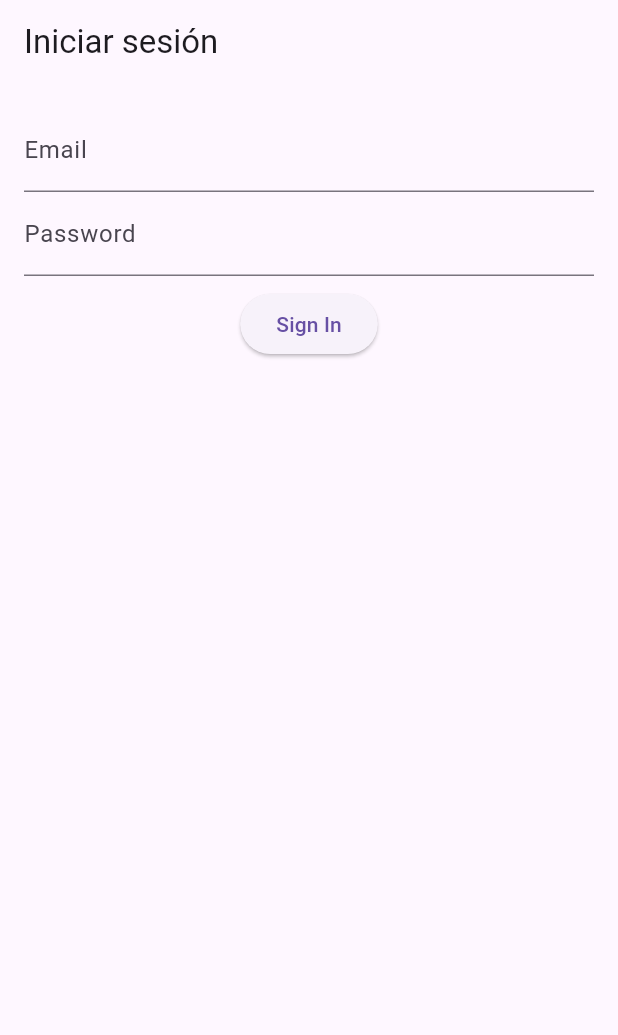
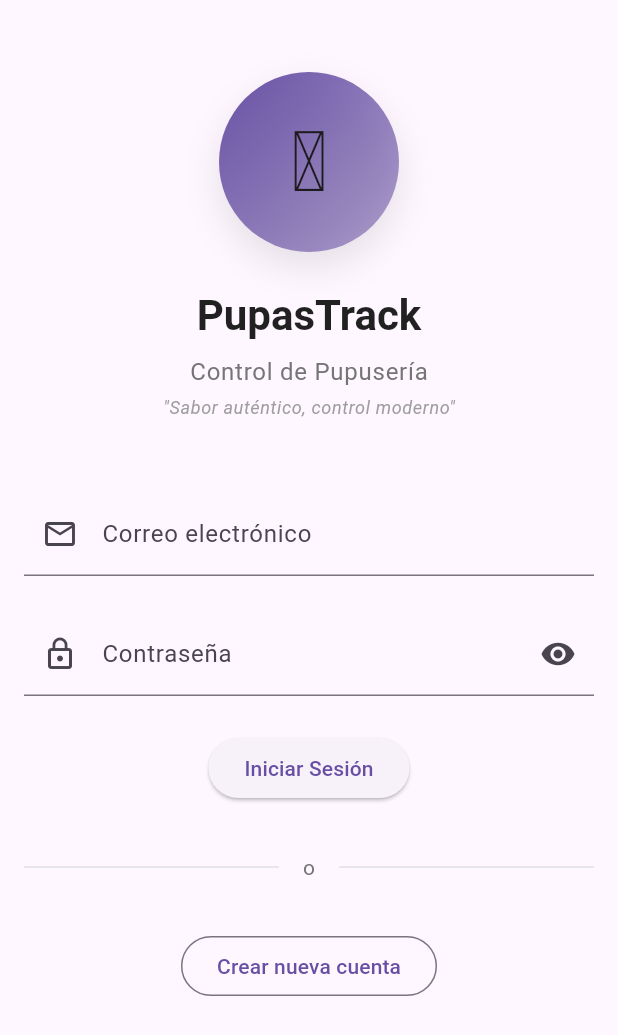
Before and after one commit to BrandonC2003/PupusasTrack, a Flutter app: the screen it shows after launch, on a phone screen of 412 x 824 dp. Shown: the top 1035 px of the screen. Run offline on Flutter 3.47's test engine with Material 3 defaults, Android fonts, the light colour scheme and no system bars; our stand-ins replace equatable, firebase_auth, firebase_core, flutter_bloc, get_it, go_router; accounts and stored records are empty.

Commit message:
Estilos a la pantalla de inicio de sesion

```diff
--- /dev/null
+++ b/lib/app_router.dart
@@ -0,0 +1,21 @@
+import 'package:go_router/go_router.dart';
+import 'features/auth/presentation/screens/sign_in_screen.dart';
+import 'features/auth/presentation/screens/sign_up_screen.dart';
+
+class AppRouter {
+  static final router = GoRouter(
+    initialLocation: '/sign-in',
+    routes: [
+      GoRoute(
+        path: '/sign-in',
+        name: 'signIn',
+        builder: (context, state) => const SignInScreen(),
+      ),
+      GoRoute(
+        path: '/sign-up',
+        name: 'signUp',
+        builder: (context, state) => const SignUpScreen(),
+      )
+    ],
+  );
+}
--- a/lib/features/auth/presentation/blocs/sign_in/sign_in_bloc.dart
+++ b/lib/features/auth/presentation/blocs/sign_in/sign_in_bloc.dart
@@ -54,6 +54,10 @@ class SignInBloc extends Bloc<SignInEvent, SignInState> {
       );
     });
 
+    on<ToggleObscurePassword>((event, emit) {
+      emit(state.copyWith(obscurePassword: !state.obscurePassword));
+    });
+
     on<SignInSubmitted>((event, emit) async {
       if (!(state.emailStatus == EmailStatus.valid) ||
           !(state.passwordStatus == PasswordStatus.valid)) {
--- a/lib/features/auth/presentation/blocs/sign_in/sign_in_event.dart
+++ b/lib/features/auth/presentation/blocs/sign_in/sign_in_event.dart
@@ -9,4 +9,5 @@ class EmailChanged extends SignInEvent {
   String email;
   EmailChanged(this.email);
 }
+class ToggleObscurePassword extends SignInEvent {}
 class SignInSubmitted extends SignInEvent {}
--- a/lib/features/auth/presentation/blocs/sign_in/sign_in_state.dart
+++ b/lib/features/auth/presentation/blocs/sign_in/sign_in_state.dart
@@ -5,39 +5,47 @@ import '../password_status.dart';
 class SignInState {
   final String? email;
   final String? password;
+  final bool obscurePassword;
   final String? emailMessage;
   final String? passwordMessage;
   final EmailStatus emailStatus;
   final PasswordStatus passwordStatus;
   final FormStatus formStatus;
+  final String? formMessage;
 
   const SignInState({
     this.email,
     this.password,
+    this.obscurePassword = true,
     this.emailMessage,
     this.passwordMessage,
     this.emailStatus = EmailStatus.unknown,
     this.passwordStatus = PasswordStatus.unknown,
     this.formStatus = FormStatus.initial,
+    this.formMessage,
   });
 
   SignInState copyWith({
     String? email,
     String? password,
+    bool obscurePassword = true,
     String? emailMessage,
     String? passwordMessage,
     EmailStatus? emailStatus,
     PasswordStatus? passwordStatus,
     FormStatus? formStatus,
+    String? formMessage,
   }) {
     return SignInState(
       email: email ?? this.email,
       password: password ?? this.password,
+      obscurePassword: obscurePassword,
       emailMessage: emailMessage ?? this.emailMessage,
       passwordMessage: passwordMessage ?? this.passwordMessage,
       emailStatus: emailStatus ?? this.emailStatus,
       passwordStatus: passwordStatus ?? this.passwordStatus,
       formStatus: formStatus ?? this.formStatus,
+      formMessage: formMessage ?? this.formMessage,
     );
   }
 }
--- a/lib/features/auth/presentation/screens/sign_in_screen.dart
+++ b/lib/features/auth/presentation/screens/sign_in_screen.dart
@@ -1,7 +1,6 @@
-import 'dart:async';
-
 import 'package:flutter/material.dart';
 import 'package:flutter_bloc/flutter_bloc.dart';
+import 'package:go_router/go_router.dart';
 import 'package:pupusas_track/features/auth/presentation/blocs/sign_in/sign_in_bloc.dart';
 import 'package:pupusas_track/features/auth/presentation/blocs/sign_in/sign_in_event.dart';
 import 'package:pupusas_track/features/auth/presentation/blocs/sign_in/sign_in_state.dart';
@@ -29,6 +28,7 @@ class SignInScreen extends StatelessWidget {
 }
 
 class SignInView extends StatefulWidget {
+
   const SignInView({super.key});
 
   @override
@@ -36,104 +36,173 @@ class SignInView extends StatefulWidget {
 }
 
 class _SignInViewState extends State<SignInView> {
-  Timer? debounce;
-
-  @override
-  void dispose() {
-    debounce?.cancel();
-    super.dispose();
-  }
-
   @override
   Widget build(BuildContext context) {
-    final signInBloc = context.read<SignInBloc>();
     return Scaffold(
-      appBar: AppBar(
-        title: const Text('Iniciar sesión'),
-      ),
-      body: BlocConsumer<SignInBloc, SignInState>(
+      body: BlocListener<SignInBloc, SignInState>(
         listener: (context, state) {
-          if (state.formStatus == FormStatus.invalid) {
-            ScaffoldMessenger.of(context)
-              ..hideCurrentSnackBar()
-              ..showSnackBar(
-                const SnackBar(
-                  content: Text('Invalid form: please fill in all fields'),
-                ),
-              );
+          if (state.formStatus == FormStatus.submissionSuccess) {
+            // Navegar a home cuando el login es exitoso
+           ScaffoldMessenger.of(context).showSnackBar(
+              SnackBar(content: Text(state.formMessage ?? 'Inicio de sesión exitoso')),
+            );
           }
+
           if (state.formStatus == FormStatus.submissionFailure) {
-            ScaffoldMessenger.of(context)
-              ..hideCurrentSnackBar()
-              ..showSnackBar(
-                const SnackBar(
-                  content: Text(
-                    'There was an error with the sign in process. Try again.',
-                  ),
-                ),
-              );
-          }
-          if (state.formStatus == FormStatus.submissionSuccess) {
-            ScaffoldMessenger.of(context)
-              ..hideCurrentSnackBar()
-              ..showSnackBar(
-                const SnackBar(
-                  content: Text(
-                    'Sign in successful!',
-                  ),
-                ),
-              );
+            ScaffoldMessenger.of(context).showSnackBar(
+              SnackBar(content: Text(state.formMessage ?? 'Error al iniciar sesión')),
+            );
           }
         },
-        builder: (context, state) {
-          return Padding(
-            padding: const EdgeInsets.all(16.0),
-            child: Column(
-              children: [
-                TextFormField(
-                  key: const Key('signIn_emailInput_textField'),
-                  decoration: InputDecoration(
-                    labelText: 'Email',
-                    errorText: state.emailStatus == EmailStatus.invalid
-                        ? state.emailMessage
-                        : null,
+        child: SingleChildScrollView(
+          padding: const EdgeInsets.all(16.0),
+          child: Column(
+            children: [
+              const SizedBox(height: 32),
+
+              // Logo y título
+              _buildHeader(context),
+
+              const SizedBox(height: 48),
+
+              // Formulario
+              _buildLoginForm(context),
+
+              const SizedBox(height: 24),
+
+              // Botón de login
+              _buildLoginButton(context),
+
+              const SizedBox(height: 32),
+
+              // Divider
+              Row(
+                children: [
+                  Expanded(child: Divider(color: Colors.grey.shade300)),
+                  Padding(
+                    padding: const EdgeInsets.symmetric(horizontal: 16),
+                    child: Text('o', style: TextStyle(color: Colors.grey.shade600)),
                   ),
-                  onChanged: (String value) {
-                    if (debounce?.isActive ?? false) debounce?.cancel();
-                    debounce = Timer(const Duration(milliseconds: 500), () {
-                      signInBloc.add(EmailChanged(value));
-                    });
-                  },
-                ),
-                TextFormField(
-                  key: const Key('signIn_passwordInput_textField'),
-                  obscureText: true,
-                  decoration: InputDecoration(
-                    labelText: 'Password',
-                    errorText: state.passwordStatus == PasswordStatus.invalid
-                        ? state.passwordMessage
-                        : null,
-                  ),
-                  onChanged: (String value) {
-                    signInBloc.add(PasswordChanged(value));
-                  },
-                ),
-                const SizedBox(height: 8.0),
-                ElevatedButton(
-                  key: const Key('signIn_continue_elevatedButton'),
-                  onPressed: signInBloc.state.formStatus ==
-                          FormStatus.submissionInProgress
-                      ? null
-                      : () {
-                          signInBloc.add(SignInSubmitted());
-                        },
-                  child: const Text('Sign In'),
-                ),
-              ],
-            ),
-          );
-        },
+                  Expanded(child: Divider(color: Colors.grey.shade300)),
+                ],
+              ),
+
+              const SizedBox(height: 32),
+
+              OutlinedButton(
+                onPressed: () => context.go('/sign-up'),
+                child: const Text('Crear nueva cuenta'),
+              ),
+            ],
+          ),
+        ),
       ),
     );
   }
+
+  Widget _buildHeader(BuildContext context) {
+    return Column(
+      children: [
+        Container(
+          width: 120,
+          height: 120,
+          decoration: BoxDecoration(
+            gradient: LinearGradient(
+              colors: [
+                Theme.of(context).colorScheme.primary,
+                Theme.of(context).colorScheme.primary.withAlpha(0x7F),
+              ],
+              begin: Alignment.topLeft,
+              end: Alignment.bottomRight,
+            ),
+            shape: BoxShape.circle,
+            boxShadow: [
+              BoxShadow(
+                color: Colors.black.withAlpha(25),
+                blurRadius: 20,
+                offset: const Offset(0, 10),
+              ),
+            ],
+          ),
+          child: const Center(
+            child: Text('🫓', style: TextStyle(fontSize: 56)),
+          ),
+        ),
+        const SizedBox(height: 24),
+        Text(
+          'PupasTrack',
+          style: Theme.of(context).textTheme.headlineMedium?.copyWith(
+            fontWeight: FontWeight.bold,
+            color: Colors.black87,
+          ),
+        ),
+        const SizedBox(height: 8),
+        Text(
+          'Control de Pupusería',
+          style: Theme.of(context).textTheme.bodyLarge?.copyWith(
+            color: Colors.grey.shade600,
+          ),
+        ),
+        const SizedBox(height: 4),
+        Text(
+          '"Sabor auténtico, control moderno"',
+          style: Theme.of(context).textTheme.bodySmall?.copyWith(
+            color: Colors.grey.shade500,
+            fontStyle: FontStyle.italic,
+          ),
+        ),
+      ],
+    );
+  }
+
+  Widget _buildLoginForm(BuildContext context) {
+    return BlocBuilder<SignInBloc, SignInState>(
+      builder: (context, state) {
+        return Column(
+          children: [
+            TextFormField(
+              key: const Key('emailField'),
+              onChanged: (value) => context.read<SignInBloc>().add(EmailChanged(value)),
+              keyboardType: TextInputType.emailAddress,
+              decoration: InputDecoration(
+                labelText: 'Correo electrónico',
+                errorText: state.emailStatus == EmailStatus.invalid ? state.emailMessage : null,
+                prefixIcon: const Icon(Icons.email_outlined),
+              ),
+            ),
+            const SizedBox(height: 24),
+            TextFormField(
+              key: const Key('passwordField'),
+              onChanged: (value) => context.read<SignInBloc>().add(PasswordChanged(value)),
+              obscureText: state.obscurePassword,
+              decoration: InputDecoration(
+                labelText: 'Contraseña',
+                errorText: state.passwordStatus == PasswordStatus.invalid ? state.passwordMessage : null,
+                prefixIcon: const Icon(Icons.lock_outline),
+                suffixIcon: IconButton(
+                  icon: Icon(state.obscurePassword ? Icons.visibility : Icons.visibility_off),
+                  onPressed: () => context.read<SignInBloc>().add(ToggleObscurePassword()),
+                ),
+              ),
+            ),
+          ],
+        );
+      },
+    );
+  }
+
+  Widget _buildLoginButton(BuildContext context) {
+    return BlocBuilder<SignInBloc, SignInState>(
+      builder: (context, state) {
+        if (state.formStatus == FormStatus.submissionInProgress) {
+          return const CircularProgressIndicator();
+        }
+
+        return ElevatedButton(
+          onPressed: () => context.read<SignInBloc>().add(SignInSubmitted()),
+          child: const Text('Iniciar Sesión'),
+        );
+      },
+    );
+  }
 }
--- a/lib/features/auth/presentation/screens/sign_up_screen.dart
+++ b/lib/features/auth/presentation/screens/sign_up_screen.dart
@@ -2,6 +2,7 @@ import 'dart:async';
 
 import 'package:flutter/material.dart';
 import 'package:flutter_bloc/flutter_bloc.dart';
+import 'package:go_router/go_router.dart';
 import 'package:pupusas_track/features/auth/presentation/blocs/sign_up/sign_up_bloc.dart';
 import 'package:pupusas_track/features/auth/presentation/blocs/sign_up/sign_up_event.dart';
 import 'package:pupusas_track/features/auth/presentation/blocs/sign_up/sign_up_state.dart';
@@ -118,6 +119,9 @@ class _SignUpViewState extends State<SignUpView> {
                         },
                   child: const Text('Sign Up'),
                 ),
+                ElevatedButton(
+                  onPressed: () => context.go('/sign-in'),
+                  child: const Text('Ya tienes cuenta? Inicia sesión'))
               ],
             ),
           );
--- a/lib/main.dart
+++ b/lib/main.dart
@@ -5,7 +5,7 @@ import 'firebase_options.dart';
 import 'injection.dart';
 import 'features/auth/domain/repositories/auth_repository.dart';
 import 'features/auth/domain/entities/auth_user.dart';
-import 'features/auth/presentation/screens/sign_in_screen.dart';
+import 'app_router.dart';
 
 Future<void> main() async {
   WidgetsFlutterBinding.ensureInitialized();
@@ -35,10 +35,10 @@ class App extends StatelessWidget {
       providers: [
         RepositoryProvider.value(value: authRepository),
       ],
-      child: MaterialApp(
+      child: MaterialApp.router(
         title: 'PupusasTrack',
         theme: ThemeData.light(useMaterial3: true),
-        home: const SignInScreen(),
+        routerConfig: AppRouter.router,
       ),
     );
   }
--- a/pubspec.yaml
+++ b/pubspec.yaml
@@ -43,6 +43,7 @@ dependencies:
   equatable: ^2.0.7
   built_value: ^8.12.0
   bloc: ^9.0.0
+  go_router: ^14.2.0
 
 dev_dependencies:
   flutter_test:
```
Also changed, not shown: lib/app_theme.dart (added, +68 -0 lines), pubspec.lock.
